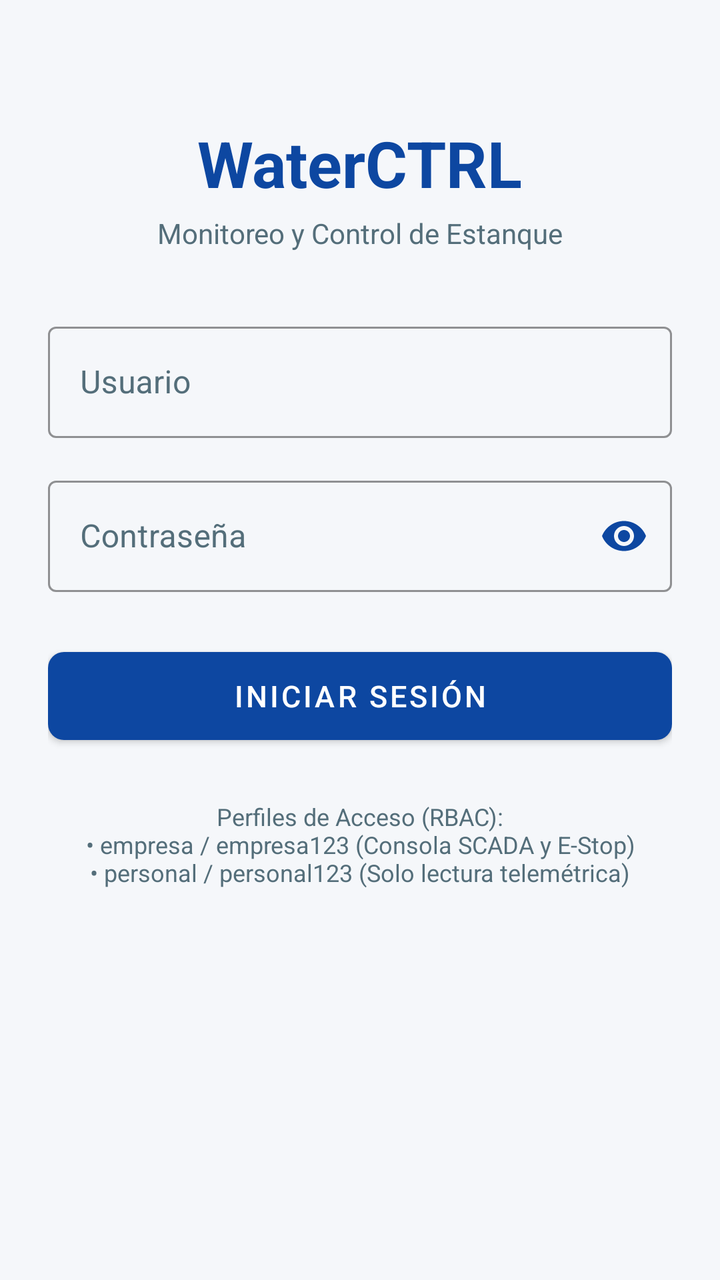
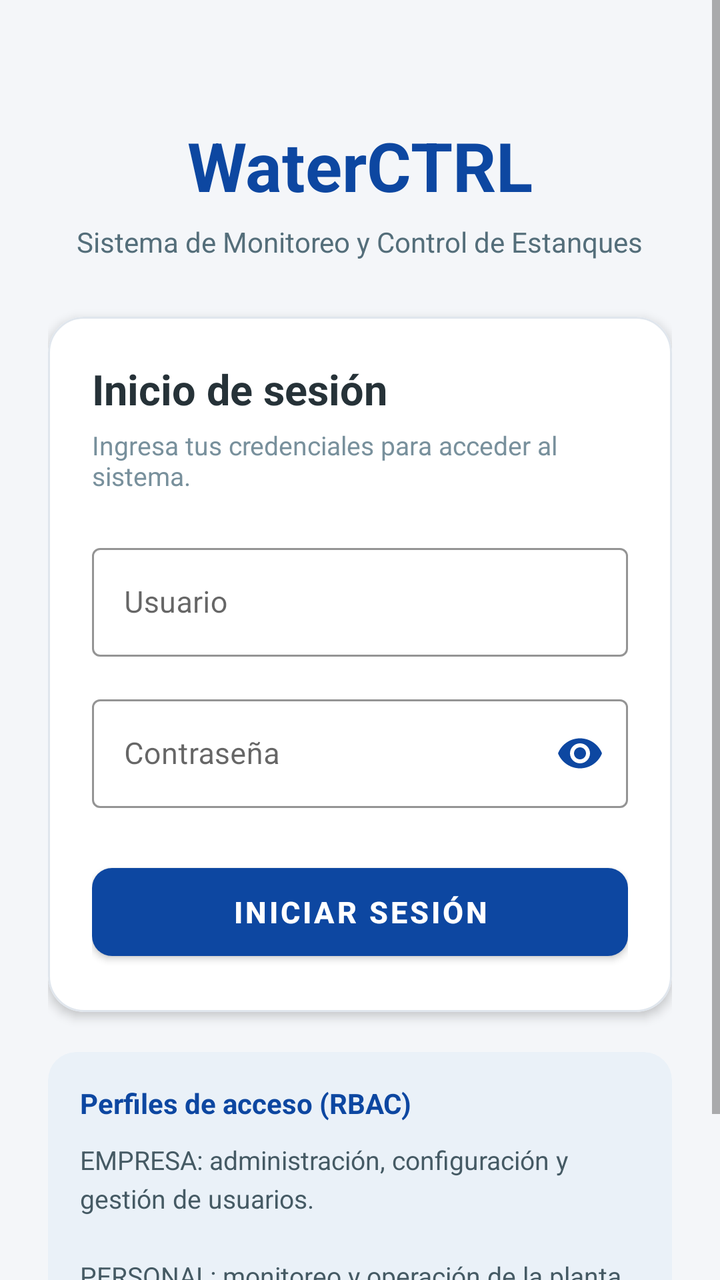

An Android layout rendered at two revisions. The XML below is the earlier revision; the diff shows what the commit changed to produce the second picture.
<!-- AndroidManifest.xml: application theme Theme.MaterialComponents.DayNight.NoActionBar -->
<!-- res/layout/activity_main.xml -->
<?xml version="1.0" encoding="utf-8"?>
<LinearLayout xmlns:android="http://schemas.android.com/apk/res/android"
    xmlns:app="http://schemas.android.com/apk/res-auto"
    android:layout_width="match_parent"
    android:layout_height="match_parent"
    android:orientation="vertical"
    android:gravity="center_horizontal"
    android:paddingTop="60dp"
    android:paddingLeft="24dp"
    android:paddingRight="24dp"
    android:background="#F5F7FA">

    
    <TextView
        android:layout_width="wrap_content"
        android:layout_height="wrap_content"
        android:text="WaterCTRL"
        android:textSize="32sp"
        android:textStyle="bold"
        android:textColor="#0D47A1"
        android:layout_marginBottom="4dp" />

    <TextView
        android:layout_width="wrap_content"
        android:layout_height="wrap_content"
        android:text="Monitoreo y Control de Estanque"
        android:textSize="14sp"
        android:textColor="#546E7A"
        android:layout_marginBottom="32dp" />

    
    <com.google.android.material.textfield.TextInputLayout
        android:id="@+id/tilUsuario"
        android:layout_width="match_parent"
        android:layout_height="wrap_content"
        android:hint="Usuario"
        style="@style/Widget.MaterialComponents.TextInputLayout.OutlinedBox"
        app:boxStrokeColor="#0D47A1"
        app:hintTextColor="#0D47A1"
        android:textColorHint="#546E7A"
        android:layout_marginBottom="16dp">

        <com.google.android.material.textfield.TextInputEditText
            android:id="@+id/etUsuario"
            android:layout_width="match_parent"
            android:layout_height="wrap_content"
            android:inputType="text"
            android:textColor="#1E293B"
            android:textColorHint="#546E7A" />
    </com.google.android.material.textfield.TextInputLayout>

    
    <com.google.android.material.textfield.TextInputLayout
        android:id="@+id/tilClave"
        android:layout_width="match_parent"
        android:layout_height="wrap_content"
        android:hint="Contraseña"
        style="@style/Widget.MaterialComponents.TextInputLayout.OutlinedBox"
        app:boxStrokeColor="#0D47A1"
        app:hintTextColor="#0D47A1"
        android:textColorHint="#546E7A"
        app:endIconMode="password_toggle"
        app:endIconTint="#0D47A1"
        android:layout_marginBottom="24dp">

        <com.google.android.material.textfield.TextInputEditText
            android:id="@+id/etClave"
            android:layout_width="match_parent"
            android:layout_height="wrap_content"
            android:inputType="textPassword"
            android:textColor="#1E293B"
            android:textColorHint="#546E7A" />
    </com.google.android.material.textfield.TextInputLayout>

    
    <com.google.android.material.button.MaterialButton
        android:id="@+id/btnIngresar"
        android:layout_width="match_parent"
        android:layout_height="56dp"
        android:text="INICIAR SESIÓN"
        android:textSize="15sp"
        android:textColor="#FFFFFF"
        app:backgroundTint="#0D47A1"
        app:cornerRadius="8dp"
        android:layout_marginBottom="24dp" />

    
    <TextView
        android:id="@+id/tvCuentasPrueba"
        android:layout_width="wrap_content"
        android:layout_height="wrap_content"
        android:text="Perfiles de Acceso (RBAC):\n• empresa / empresa123 (Consola SCADA y E-Stop)\n• personal / personal123 (Solo lectura telemétrica)"
        android:textAlignment="center"
        android:textColor="#546E7A"
        android:textSize="12sp" />

</LinearLayout>
<!-- resources referenced by this layout -->
<resources>

</resources>

<!-- the commit's change to res/layout/activity_main.xml (unified diff, before → after) -->
@@ -1,97 +1,174 @@
 <?xml version="1.0" encoding="utf-8"?>
-<LinearLayout xmlns:android="http://schemas.android.com/apk/res/android"
+<ScrollView xmlns:android="http://schemas.android.com/apk/res/android"
     xmlns:app="http://schemas.android.com/apk/res-auto"
     android:layout_width="match_parent"
     android:layout_height="match_parent"
-    android:orientation="vertical"
-    android:gravity="center_horizontal"
-    android:paddingTop="60dp"
-    android:paddingLeft="24dp"
-    android:paddingRight="24dp"
-    android:background="#F5F7FA">
+    android:background="#F4F6F9"
+    android:fillViewport="true"
+    android:clipToPadding="false">
 
-    
-    <TextView
-        android:layout_width="wrap_content"
-        android:layout_height="wrap_content"
-        android:text="WaterCTRL"
-        android:textSize="32sp"
-        android:textStyle="bold"
-        android:textColor="#0D47A1"
-        android:layout_marginBottom="4dp" />
-
-    <TextView
-        android:layout_width="wrap_content"
-        android:layout_height="wrap_content"
-        android:text="Monitoreo y Control de Estanque"
-        android:textSize="14sp"
-        android:textColor="#546E7A"
-        android:layout_marginBottom="32dp" />
-
-    
-    <com.google.android.material.textfield.TextInputLayout
-        android:id="@+id/tilUsuario"
+    <LinearLayout
         android:layout_width="match_parent"
         android:layout_height="wrap_content"
-        android:hint="Usuario"
-        style="@style/Widget.MaterialComponents.TextInputLayout.OutlinedBox"
-        app:boxStrokeColor="#0D47A1"
-        app:hintTextColor="#0D47A1"
-        android:textColorHint="#546E7A"
-        android:layout_marginBottom="16dp">
+        android:orientation="vertical"
+        android:gravity="center_horizontal"
+        android:padding="24dp">
 
-        <com.google.android.material.textfield.TextInputEditText
-            android:id="@+id/etUsuario"
+        <TextView
+            android:layout_width="wrap_content"
+            android:layout_height="wrap_content"
+            android:layout_marginTop="36dp"
+            android:text="@string/app_name"
+            android:textColor="#0D47A1"
+            android:textSize="34sp"
+            android:textStyle="bold" />
+
+        <TextView
+            android:layout_width="wrap_content"
+            android:layout_height="wrap_content"
+            android:layout_marginTop="6dp"
+            android:layout_marginBottom="28dp"
+            android:text="@string/login_subtitulo"
+            android:textAlignment="center"
+            android:textColor="#546E7A"
+            android:textSize="14sp" />
+
+        <com.google.android.material.card.MaterialCardView
             android:layout_width="match_parent"
             android:layout_height="wrap_content"
-            android:inputType="text"
-            android:textColor="#1E293B"
-            android:textColorHint="#546E7A" />
-    </com.google.android.material.textfield.TextInputLayout>
+            app:cardBackgroundColor="#FFFFFF"
+            app:cardCornerRadius="18dp"
+            app:cardElevation="3dp"
+            app:strokeColor="#E0E6ED"
+            app:strokeWidth="1dp">
 
-    
-    <com.google.android.material.textfield.TextInputLayout
-        android:id="@+id/tilClave"
-        android:layout_width="match_parent"
-        android:layout_height="wrap_content"
-        android:hint="Contraseña"
-        style="@style/Widget.MaterialComponents.TextInputLayout.OutlinedBox"
-        app:boxStrokeColor="#0D47A1"
-        app:hintTextColor="#0D47A1"
-        android:textColorHint="#546E7A"
-        app:endIconMode="password_toggle"
-        app:endIconTint="#0D47A1"
-        android:layout_marginBottom="24dp">
+            <LinearLayout
+                android:layout_width="match_parent"
+                android:layout_height="wrap_content"
+                android:orientation="vertical"
+                android:padding="22dp">
 
-        <com.google.android.material.textfield.TextInputEditText
-            android:id="@+id/etClave"
+                <TextView
+                    android:layout_width="wrap_content"
+                    android:layout_height="wrap_content"
+                    android:text="@string/login_titulo"
+                    android:textColor="#263238"
+                    android:textSize="21sp"
+                    android:textStyle="bold" />
+
+                <TextView
+                    android:layout_width="wrap_content"
+                    android:layout_height="wrap_content"
+                    android:layout_marginTop="5dp"
+                    android:layout_marginBottom="22dp"
+                    android:text="@string/login_instrucciones"
+                    android:textColor="#78909C"
+                    android:textSize="13sp" />
+
+                <com.google.android.material.textfield.TextInputLayout
+                    android:id="@+id/tilUsuario"
+                    style="@style/Widget.MaterialComponents.TextInputLayout.OutlinedBox"
+                    android:layout_width="match_parent"
+                    android:layout_height="wrap_content"
+                    android:hint="@string/hint_usuario"
+                    android:layout_marginBottom="16dp"
+                    app:boxStrokeColor="#0D47A1"
+                    app:hintTextColor="#0D47A1">
+
+                    <com.google.android.material.textfield.TextInputEditText
+                        android:id="@+id/etUsuario"
+                        android:layout_width="match_parent"
+                        android:layout_height="wrap_content"
+                        android:inputType="text"
+                        android:singleLine="true"
+                        android:textColor="#1E293B"
+                        android:textSize="15sp" />
+
+                </com.google.android.material.textfield.TextInputLayout>
+
+                <com.google.android.material.textfield.TextInputLayout
+                    android:id="@+id/tilClave"
+                    style="@style/Widget.MaterialComponents.TextInputLayout.OutlinedBox"
+                    android:layout_width="match_parent"
+                    android:layout_height="wrap_content"
+                    android:hint="@string/hint_contrasena"
+                    android:layout_marginBottom="24dp"
+                    app:boxStrokeColor="#0D47A1"
+                    app:hintTextColor="#0D47A1"
+                    app:endIconMode="password_toggle"
+                    app:endIconTint="#0D47A1">
+
+                    <com.google.android.material.textfield.TextInputEditText
+                        android:id="@+id/etClave"
+                        android:layout_width="match_parent"
+                        android:layout_height="wrap_content"
+                        android:inputType="textPassword"
+                        android:singleLine="true"
+                        android:textColor="#1E293B"
+                        android:textSize="15sp" />
+
+                </com.google.android.material.textfield.TextInputLayout>
+
+                <com.google.android.material.button.MaterialButton
+                    android:id="@+id/btnIngresar"
+                    android:layout_width="match_parent"
+                    android:layout_height="56dp"
+                    android:text="@string/btn_iniciar_sesion"
+                    android:textColor="#FFFFFF"
+                    android:textSize="15sp"
+                    android:textStyle="bold"
+                    app:backgroundTint="#0D47A1"
+                    app:cornerRadius="10dp" />
+
+            </LinearLayout>
+
+        </com.google.android.material.card.MaterialCardView>
+
+        <com.google.android.material.card.MaterialCardView
             android:layout_width="match_parent"
             android:layout_height="wrap_content"
-            android:inputType="textPassword"
-            android:textColor="#1E293B"
-            android:textColorHint="#546E7A" />
-    </com.google.android.material.textfield.TextInputLayout>
+            android:layout_marginTop="20dp"
+            app:cardBackgroundColor="#EAF1F8"
+            app:cardCornerRadius="14dp"
+            app:cardElevation="0dp">
 
-    
-    <com.google.android.material.button.MaterialButton
-        android:id="@+id/btnIngresar"
-        android:layout_width="match_parent"
-        android:layout_height="56dp"
-        android:text="INICIAR SESIÓN"
-        android:textSize="15sp"
-        android:textColor="#FFFFFF"
-        app:backgroundTint="#0D47A1"
-        app:cornerRadius="8dp"
-        android:layout_marginBottom="24dp" />
+            <LinearLayout
+                android:layout_width="match_parent"
+                android:layout_height="wrap_content"
+                android:orientation="vertical"
+                android:padding="16dp">
 
-    
-    <TextView
-        android:id="@+id/tvCuentasPrueba"
-        android:layout_width="wrap_content"
-        android:layout_height="wrap_content"
-        android:text="Perfiles de Acceso (RBAC):\n• empresa / empresa123 (Consola SCADA y E-Stop)\n• personal / personal123 (Solo lectura telemétrica)"
-        android:textAlignment="center"
-        android:textColor="#546E7A"
-        android:textSize="12sp" />
+                <TextView
+                    android:layout_width="wrap_content"
+                    android:layout_height="wrap_content"
+                    android:text="@string/rbac_titulo"
+                    android:textColor="#0D47A1"
+                    android:textSize="14sp"
+                    android:textStyle="bold" />
 
-</LinearLayout>
+                <TextView
+                    android:id="@+id/tvCuentasPrueba"
+                    android:layout_width="match_parent"
+                    android:layout_height="wrap_content"
+                    android:layout_marginTop="10dp"
+                    android:text="@string/rbac_descripcion"
+                    android:textColor="#455A64"
+                    android:textSize="13sp"
+                    android:lineSpacingExtra="4dp" />
+
+            </LinearLayout>
+
+        </com.google.android.material.card.MaterialCardView>
+
+        <TextView
+            android:layout_width="wrap_content"
+            android:layout_height="wrap_content"
+            android:layout_marginTop="22dp"
+            android:layout_marginBottom="12dp"
+            android:text="@string/login_footer"
+            android:textColor="#90A4AE"
+            android:textSize="11sp" />
+
+    </LinearLayout>
+
+</ScrollView>
<!-- resource entries referenced after the edit -->
@@ -1,5 +1,14 @@
 <!-- resources referenced by this layout -->
 <resources>
-
+  <string name="app_name">WaterCTRL</string>
+  <string name="btn_iniciar_sesion">INICIAR SESIÓN</string>
+  <string name="hint_contrasena">Contraseña</string>
+  <string name="hint_usuario">Usuario</string>
+  <string name="login_footer">WaterCTRL | Sistema de control OT</string>
+  <string name="login_instrucciones">Ingresa tus credenciales para acceder al sistema.</string>
+  <string name="login_subtitulo">Sistema de Monitoreo y Control de Estanques</string>
+  <string name="login_titulo">Inicio de sesión</string>
+  <string name="rbac_descripcion">EMPRESA: administración, configuración y gestión de usuarios.\n\nPERSONAL: monitoreo y operación de la planta.</string>
+  <string name="rbac_titulo">Perfiles de acceso (RBAC)</string>
 </resources>
 
